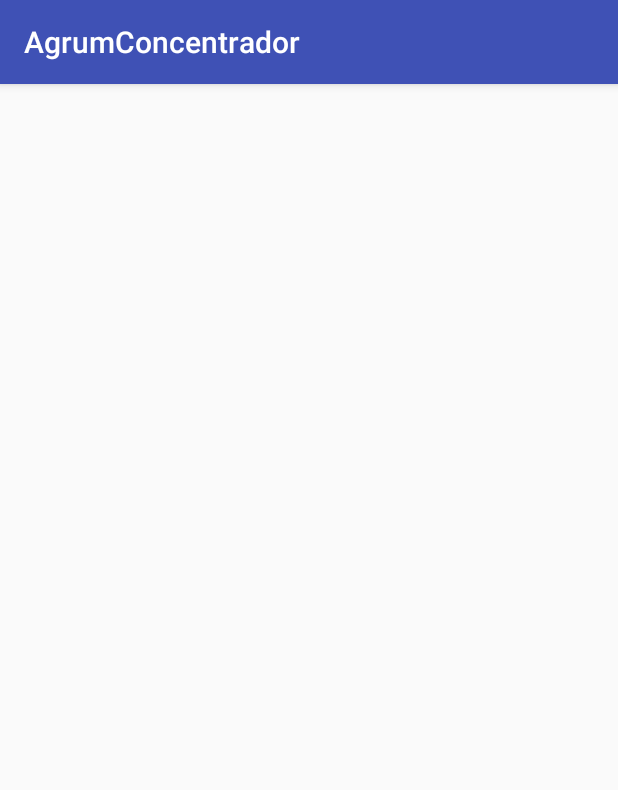
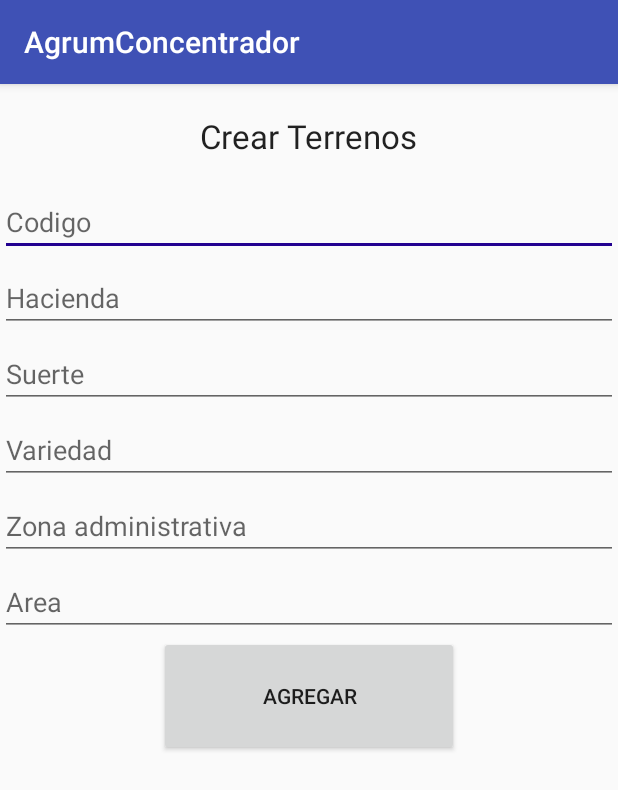
Before and after one commit to diegoochoac/AgrumConcentrador, an Android app: the screen it shows after launch (NavigationViewActivity), in the side drawer, after a tap on "Crear Terreno", on a phone screen of 412 x 824 dp. Shown: the top 790 px of the screen. Run offline under Robolectric (Android 15) with nearby library versions, the phone set to English and light mode, and no system bars.

Commit message:
base de datos con terrenos a trabajar

```diff
--- a/app/src/main/java/com/concentrador/agrum/agrumconcentrador/fragments/MenuFragment1.java
+++ b/app/src/main/java/com/concentrador/agrum/agrumconcentrador/fragments/MenuFragment1.java
@@ -69,7 +69,7 @@ public class MenuFragment1 extends Fragment implements OnClickListener {
         foto = (ImageView)view.findViewById(R.id.imageView);
         foto.setOnClickListener(this);
 
-        Btnagregar= (Button)view.findViewById(R.id.btnAgregar);
+        Btnagregar= (Button)view.findViewById(R.id.btnAgregarUsuario);
         Btnagregar.setOnClickListener(this);
     }
 
@@ -79,7 +79,7 @@ public class MenuFragment1 extends Fragment implements OnClickListener {
         Log.i("MenuFragment1", "onClick");
 
         switch (view.getId()) {
-            case R.id.btnAgregar:
+            case R.id.btnAgregarUsuario:
                 agregarUsuario(
                         nombre.getText().toString(),
                         labor.getText().toString(),
--- a/app/src/main/java/com/concentrador/agrum/agrumconcentrador/fragments/MenuFragment2.java
+++ b/app/src/main/java/com/concentrador/agrum/agrumconcentrador/fragments/MenuFragment2.java
@@ -2,13 +2,34 @@ package com.concentrador.agrum.agrumconcentrador.fragments;
 
 import android.os.Bundle;
 import android.support.v4.app.Fragment;
+import android.util.Log;
 import android.view.LayoutInflater;
 import android.view.View;
 import android.view.ViewGroup;
+import android.widget.Button;
+import android.widget.EditText;
+import android.widget.ImageView;
+import android.view.View.OnClickListener;
+import android.widget.Toast;
 
 import com.concentrador.agrum.agrumconcentrador.R;
+import com.concentrador.agrum.agrumconcentrador.database.DatabaseHelper;
+import com.concentrador.agrum.agrumconcentrador.database.Terreno;
+import com.concentrador.agrum.agrumconcentrador.database.Usuario;
+import com.j256.ormlite.android.apptools.OpenHelperManager;
+import com.j256.ormlite.dao.Dao;
 
-public class MenuFragment2 extends Fragment {
+import java.sql.SQLException;
+
+public class MenuFragment2 extends Fragment implements OnClickListener{
+
+
+    private DatabaseHelper databaseHelper = null;
+
+    private EditText codigo, hacienda, suerte, variedad, zona, area;
+    private Button Btnagregar;
+
+
 
     public MenuFragment2() {
         // Required empty public constructor
@@ -18,6 +39,79 @@ public class MenuFragment2 extends Fragment {
     public View onCreateView(LayoutInflater inflater, ViewGroup container,
                              Bundle savedInstanceState) {
         // Inflate the layout for this fragment
-        return inflater.inflate(R.layout.menu_fragment2, container, false);
+        View rootview = inflater.inflate(R.layout.menu_fragment2, container, false);
+        inicializarComponentes(rootview);
+        return rootview;
+    }
+
+    protected DatabaseHelper getHelper() {
+        if (databaseHelper == null) {
+            databaseHelper = OpenHelperManager.getHelper(getActivity(), DatabaseHelper.class);
+        }
+        return databaseHelper;
+    }
+
+    @Override
+    public void onDestroy() {
+        super.onDestroy();
+        if (databaseHelper != null) {
+            OpenHelperManager.releaseHelper();
+            databaseHelper = null;
+        }
+    }
+
+    private void inicializarComponentes(final View view) {
+        codigo = (EditText)view.findViewById(R.id.cmpCodigo);
+        hacienda = (EditText)view.findViewById(R.id.cmpHacienda);
+        suerte = (EditText)view.findViewById(R.id.cmpSuerte);
+        variedad = (EditText)view.findViewById(R.id.cmpVariedad);
+        zona = (EditText)view.findViewById(R.id.cmpZona);
+        area = (EditText)view.findViewById(R.id.cmpArea);
+
+
+        Btnagregar= (Button)view.findViewById(R.id.btnAgregarTerreno);
+        Btnagregar.setOnClickListener(this);
+    }
+
+
+    @Override
+    public void onClick(View view) {
+        Log.i("MenuFragment2", "onClick");
+        switch (view.getId()) {
+            case R.id.btnAgregarTerreno:
+                agregarTerreno(
+                        codigo.getText().toString(),
+                        hacienda.getText().toString(),
+                        suerte.getText().toString(),
+                        variedad.getText().toString(),
+                        zona.getText().toString(),
+                        area.getText().toString()
+                );
+                Toast.makeText(view.getContext(),"Terreno Agregado", Toast.LENGTH_SHORT).show();
+                limpiarCampos();
+                break;
+
+        }
+    }
+
+    public void agregarTerreno(String codigo,String hacienda, String suerte,String variedad, String zona, String area){
+        Terreno terreno = new Terreno(codigo, hacienda,suerte,variedad,zona,area);
+        try {
+            // Now, need to interact with StudentDetails table/object, so initialize DAO for that
+            final Dao<Terreno, Integer> terrenoDao = getHelper().getTerrenoDao();
+            terrenoDao.create(terreno);
+
+        }catch (SQLException e) {
+            e.printStackTrace();
+        }
+    }
+
+    public void limpiarCampos(){
+        codigo.getText().clear();
+        hacienda.getText().clear();
+        suerte.getText().clear();
+        variedad.getText().clear();
+        zona.getText().clear();
+        area.getText().clear();
     }
 }
--- a/app/src/main/res/layout/menu_fragment1.xml
+++ b/app/src/main/res/layout/menu_fragment1.xml
@@ -65,7 +65,7 @@
                 android:layout_width="200dp"
                 android:layout_height="80dp"
                 android:text="Agregar Usuario"
-                android:id="@+id/btnAgregar"
+                android:id="@+id/btnAgregarUsuario"
                 android:layout_gravity="center_horizontal" />
         </LinearLayout>
     </ScrollView>
--- a/app/src/main/res/layout/menu_fragment2.xml
+++ b/app/src/main/res/layout/menu_fragment2.xml
@@ -4,6 +4,71 @@
     tools:context=".fragments.MenuFragment1">
 
 
+    <LinearLayout
+        android:orientation="vertical"
+        android:layout_width="match_parent"
+        android:layout_height="match_parent">
 
+        <TextView
+            android:layout_width="wrap_content"
+            android:layout_height="wrap_content"
+            android:textAppearance="?android:attr/textAppearanceLarge"
+            android:text="Crear Terrenos"
+            android:id="@+id/textView3"
+            android:layout_gravity="center_horizontal"
+            android:layout_marginTop="20dp" />
+
+        <EditText
+            android:layout_width="fill_parent"
+            android:layout_height="wrap_content"
+            android:id="@+id/cmpCodigo"
+            android:layout_marginTop="20dp"
+            android:hint="Codigo" />
+
+        <EditText
+            android:layout_width="match_parent"
+            android:layout_height="wrap_content"
+            android:id="@+id/cmpHacienda"
+            android:layout_marginTop="5dp"
+            android:hint="Hacienda" />
+
+        <EditText
+            android:layout_width="match_parent"
+            android:layout_height="wrap_content"
+            android:id="@+id/cmpSuerte"
+            android:layout_marginTop="5dp"
+            android:hint="Suerte" />
+
+        <EditText
+            android:layout_width="match_parent"
+            android:layout_height="wrap_content"
+            android:id="@+id/cmpVariedad"
+            android:layout_marginTop="5dp"
+            android:hint="Variedad" />
+
+        <EditText
+            android:layout_width="match_parent"
+            android:layout_height="wrap_content"
+            android:id="@+id/cmpZona"
+            android:layout_marginTop="5dp"
+            android:hint="Zona administrativa" />
+
+        <EditText
+            android:layout_width="match_parent"
+            android:layout_height="wrap_content"
+            android:inputType="number"
+            android:ems="10"
+            android:id="@+id/cmpArea"
+            android:layout_marginTop="5dp"
+            android:hint="Area" />
+
+        <Button
+            android:layout_width="200dp"
+            android:layout_height="80dp"
+            android:text="Agregar"
+            android:id="@+id/btnAgregarTerreno"
+            android:layout_gravity="center_horizontal" />
+
+    </LinearLayout>
 
 </FrameLayout>
```
Also changed, not shown: app/src/main/java/com/concentrador/agrum/agrumconcentrador/database/DatabaseHelper.java (+5 -5 lines), app/src/main/java/com/concentrador/agrum/agrumconcentrador/database/Terreno.java (+57 -0 lines), app/src/main/java/com/concentrador/agrum/agrumconcentrador/fragments/MenuFragment3.java (+16 -14 lines), app/src/main/java/com/concentrador/agrum/agrumconcentrador/utils/TerrenoAdapter.java (added, +86 -0 lines), app/src/main/java/com/concentrador/agrum/agrumconcentrador/utils/UsuarioAdapter.java (+11 -6 lines), app/src/main/res/layout/menu_fragment3.xml (+9 -2 lines), app/src/main/res/layout/row.xml (+37 -12 lines), app/src/main/ic_launcher-web.png (added), app/src/main/res/drawable/tractor.png (added), app/src/main/res/mipmap-hdpi/ic_launcher.png, app/src/main/res/mipmap-mdpi/ic_launcher.png, app/src/main/res/mipmap-xhdpi/ic_launcher.png, app/src/main/res/mipmap-xxhdpi/ic_launcher.png, app/src/main/res/mipmap-xxxhdpi/ic_launcher.png.
